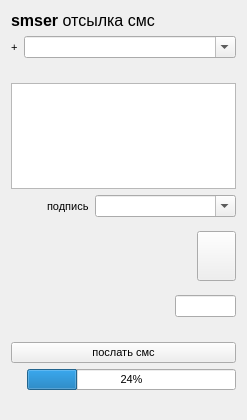
Old version of the form src/mainwidget.ui in the repository sluge/smser.
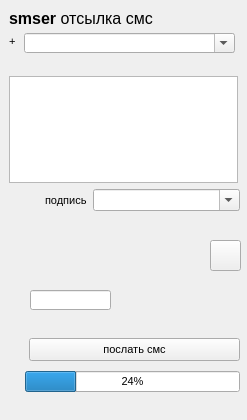
New version of the form. Icons and pictures are not drawn.

What changed in the file:
```diff
--- a/src/mainwidget.ui
+++ b/src/mainwidget.ui
@@ -19,9 +19,15 @@
   <property name="windowTitle">
    <string>smser</string>
   </property>
-  <layout class="QGridLayout" name="gridLayout">
-   <item row="0" column="0" colspan="4">
     <widget class="QLabel" name="headTL">
+   <property name="geometry">
+    <rect>
+     <x>9</x>
+     <y>9</y>
+     <width>221</width>
+     <height>19</height>
+    </rect>
+   </property>
      <property name="text">
       <string>&lt;!DOCTYPE HTML PUBLIC &quot;-//W3C//DTD HTML 4.0//EN&quot; &quot;http://www.w3.org/TR/REC-html40/strict.dtd&quot;&gt;
 &lt;html&gt;&lt;head&gt;&lt;meta name=&quot;qrichtext&quot; content=&quot;1&quot; /&gt;&lt;style type=&quot;text/css&quot;&gt;
@@ -32,17 +38,32 @@
 &lt;td style=&quot;border: none;&quot;&gt;
 &lt;p style=&quot; margin-top:0px; margin-bottom:0px; margin-left:0px; margin-right:0px; -qt-block-indent:0; text-indent:0px;&quot;&gt;&lt;span style=&quot; font-size:12pt; font-weight:600;&quot;&gt;smser &lt;/span&gt;&lt;span style=&quot; font-size:12pt;&quot;&gt;отсылка смс&lt;/span&gt;&lt;/p&gt;&lt;/td&gt;&lt;/tr&gt;&lt;/table&gt;&lt;/body&gt;&lt;/html&gt;</string>
      </property>
-    </widget>
-   </item>
-   <item row="1" column="0">
+   <property name="alignment">
+    <set>Qt::AlignCenter</set>
+   </property>
+  </widget>
     <widget class="QLabel" name="plusTL">
+   <property name="geometry">
+    <rect>
+     <x>9</x>
+     <y>33</y>
+     <width>16</width>
+     <height>16</height>
+    </rect>
+   </property>
      <property name="text">
       <string>+</string>
      </property>
     </widget>
-   </item>
-   <item row="1" column="1" colspan="3">
     <widget class="QComboBox" name="numberCB">
+   <property name="geometry">
+    <rect>
+     <x>24</x>
+     <y>33</y>
+     <width>211</width>
+     <height>20</height>
+    </rect>
+   </property>
      <property name="sizePolicy">
       <sizepolicy hsizetype="Expanding" vsizetype="Fixed">
        <horstretch>0</horstretch>
@@ -56,16 +77,28 @@
       <number>10</number>
      </property>
     </widget>
-   </item>
-   <item row="2" column="0" colspan="4">
     <widget class="QLabel" name="operatorTL">
+   <property name="geometry">
+    <rect>
+     <x>9</x>
+     <y>59</y>
+     <width>231</width>
+     <height>16</height>
+    </rect>
+   </property>
      <property name="text">
       <string/>
      </property>
     </widget>
-   </item>
-   <item row="3" column="0" colspan="4">
     <widget class="QPlainTextEdit" name="messageTE">
+   <property name="geometry">
+    <rect>
+     <x>9</x>
+     <y>76</y>
+     <width>229</width>
+     <height>107</height>
+    </rect>
+   </property>
      <property name="sizePolicy">
       <sizepolicy hsizetype="Expanding" vsizetype="Preferred">
        <horstretch>0</horstretch>
@@ -73,8 +106,124 @@
       </sizepolicy>
      </property>
     </widget>
-   </item>
-   <item row="4" column="0" colspan="4">
+  <widget class="QLabel" name="captchaTL">
+   <property name="geometry">
+    <rect>
+     <x>30</x>
+     <y>220</y>
+     <width>171</width>
+     <height>66</height>
+    </rect>
+   </property>
+   <property name="sizePolicy">
+    <sizepolicy hsizetype="Preferred" vsizetype="Preferred">
+     <horstretch>0</horstretch>
+     <verstretch>0</verstretch>
+    </sizepolicy>
+   </property>
+   <property name="minimumSize">
+    <size>
+     <width>0</width>
+     <height>66</height>
+    </size>
+   </property>
+   <property name="text">
+    <string/>
+   </property>
+  </widget>
+  <widget class="QPushButton" name="refreshCaptchaPB">
+   <property name="geometry">
+    <rect>
+     <x>210</x>
+     <y>240</y>
+     <width>31</width>
+     <height>31</height>
+    </rect>
+   </property>
+   <property name="sizePolicy">
+    <sizepolicy hsizetype="Preferred" vsizetype="Preferred">
+     <horstretch>0</horstretch>
+     <verstretch>0</verstretch>
+    </sizepolicy>
+   </property>
+   <property name="minimumSize">
+    <size>
+     <width>0</width>
+     <height>0</height>
+    </size>
+   </property>
+   <property name="toolTip">
+    <string>обновить картинку</string>
+   </property>
+   <property name="text">
+    <string/>
+   </property>
+   <property name="icon">
+    <iconset resource="icons.qrc">
+     <normaloff>:/img/refresh.png</normaloff>:/img/refresh.png</iconset>
+   </property>
+  </widget>
+  <widget class="QLineEdit" name="captchaLE">
+   <property name="geometry">
+    <rect>
+     <x>30</x>
+     <y>290</y>
+     <width>81</width>
+     <height>20</height>
+    </rect>
+   </property>
+   <property name="toolTip">
+    <string/>
+   </property>
+  </widget>
+  <widget class="QLabel" name="statusTL">
+   <property name="geometry">
+    <rect>
+     <x>29</x>
+     <y>317</y>
+     <width>211</width>
+     <height>20</height>
+    </rect>
+   </property>
+   <property name="text">
+    <string/>
+   </property>
+  </widget>
+  <widget class="QPushButton" name="sendPB">
+   <property name="geometry">
+    <rect>
+     <x>29</x>
+     <y>338</y>
+     <width>211</width>
+     <height>23</height>
+    </rect>
+   </property>
+   <property name="text">
+    <string>послать смс</string>
+   </property>
+  </widget>
+  <widget class="QLabel" name="authorTL">
+   <property name="geometry">
+    <rect>
+     <x>29</x>
+     <y>399</y>
+     <width>211</width>
+     <height>20</height>
+    </rect>
+   </property>
+   <property name="text">
+    <string/>
+   </property>
+  </widget>
+  <widget class="QWidget" name="layoutWidget">
+   <property name="geometry">
+    <rect>
+     <x>9</x>
+     <y>189</y>
+     <width>231</width>
+     <height>22</height>
+    </rect>
+   </property>
     <layout class="QHBoxLayout" name="horizontalLayout_3">
      <item>
       <widget class="QLabel" name="counterTL">
@@ -131,53 +280,16 @@
       </widget>
      </item>
     </layout>
-   </item>
-   <item row="5" column="0" colspan="3">
-    <widget class="QLabel" name="captchaTL">
-     <property name="sizePolicy">
-      <sizepolicy hsizetype="Expanding" vsizetype="Fixed">
-       <horstretch>0</horstretch>
-       <verstretch>0</verstretch>
-      </sizepolicy>
-     </property>
-     <property name="minimumSize">
-      <size>
-       <width>0</width>
-       <height>66</height>
-      </size>
-     </property>
-     <property name="text">
-      <string/>
-     </property>
-    </widget>
-   </item>
-   <item row="5" column="3">
-    <widget class="QPushButton" name="refreshCaptchaPB">
-     <property name="sizePolicy">
-      <sizepolicy hsizetype="Fixed" vsizetype="Fixed">
-       <horstretch>0</horstretch>
-       <verstretch>0</verstretch>
-      </sizepolicy>
-     </property>
-     <property name="minimumSize">
-      <size>
-       <width>0</width>
-       <height>50</height>
-      </size>
-     </property>
-     <property name="toolTip">
-      <string>обновить</string>
-     </property>
-     <property name="text">
-      <string/>
-     </property>
-     <property name="icon">
-      <iconset resource="icons.qrc">
-       <normaloff>:/img/refresh.png</normaloff>:/img/refresh.png</iconset>
-     </property>
-    </widget>
-   </item>
-   <item row="6" column="1">
+  </widget>
+  <widget class="QWidget" name="layoutWidget">
+   <property name="geometry">
+    <rect>
+     <x>120</x>
+     <y>290</y>
+     <width>121</width>
+     <height>20</height>
+    </rect>
+   </property>
     <layout class="QHBoxLayout" name="horizontalLayout_2">
      <item>
       <widget class="QLabel" name="upArrowTL">
@@ -250,29 +362,16 @@
       </widget>
      </item>
     </layout>
-   </item>
-   <item row="6" column="2" colspan="2">
-    <widget class="QLineEdit" name="captchaLE">
-     <property name="toolTip">
-      <string/>
-     </property>
-    </widget>
-   </item>
-   <item row="7" column="0" colspan="4">
-    <widget class="QLabel" name="statusTL">
-     <property name="text">
-      <string/>
-     </property>
-    </widget>
-   </item>
-   <item row="8" column="0" colspan="4">
-    <widget class="QPushButton" name="sendPB">
-     <property name="text">
-      <string>послать смс</string>
-     </property>
-    </widget>
-   </item>
-   <item row="9" column="0" colspan="4">
+  </widget>
+  <widget class="QWidget" name="layoutWidget">
+   <property name="geometry">
+    <rect>
+     <x>9</x>
+     <y>370</y>
+     <width>231</width>
+     <height>23</height>
+    </rect>
+   </property>
     <layout class="QHBoxLayout" name="horizontalLayout">
      <item>
       <widget class="QLabel" name="directionTL">
@@ -301,15 +400,7 @@
       </widget>
      </item>
     </layout>
-   </item>
-   <item row="10" column="0" colspan="4">
-    <widget class="QLabel" name="authorTL">
-     <property name="text">
-      <string/>
-     </property>
-    </widget>
-   </item>
-  </layout>
+  </widget>
  </widget>
  <resources>
   <include location="icons.qrc"/>
```
Lines whose indentation alone changed are shown as unchanged.
